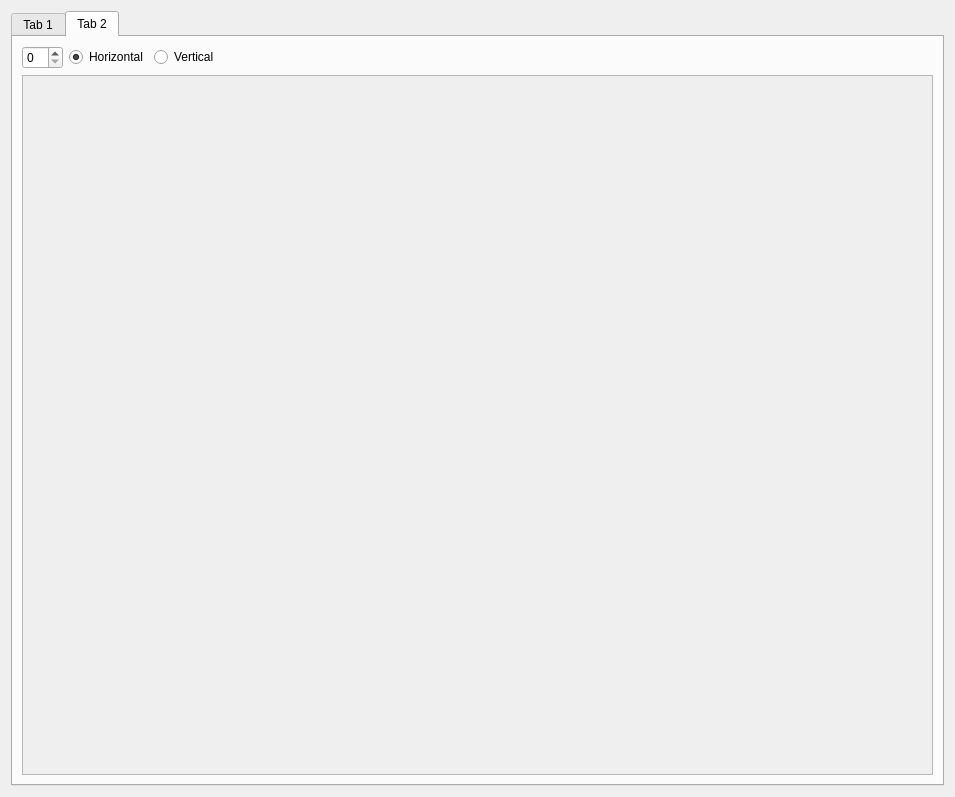
Old version of the form scripts/gui/explain.ui in the repository sempr-tk/sempr-orogen.
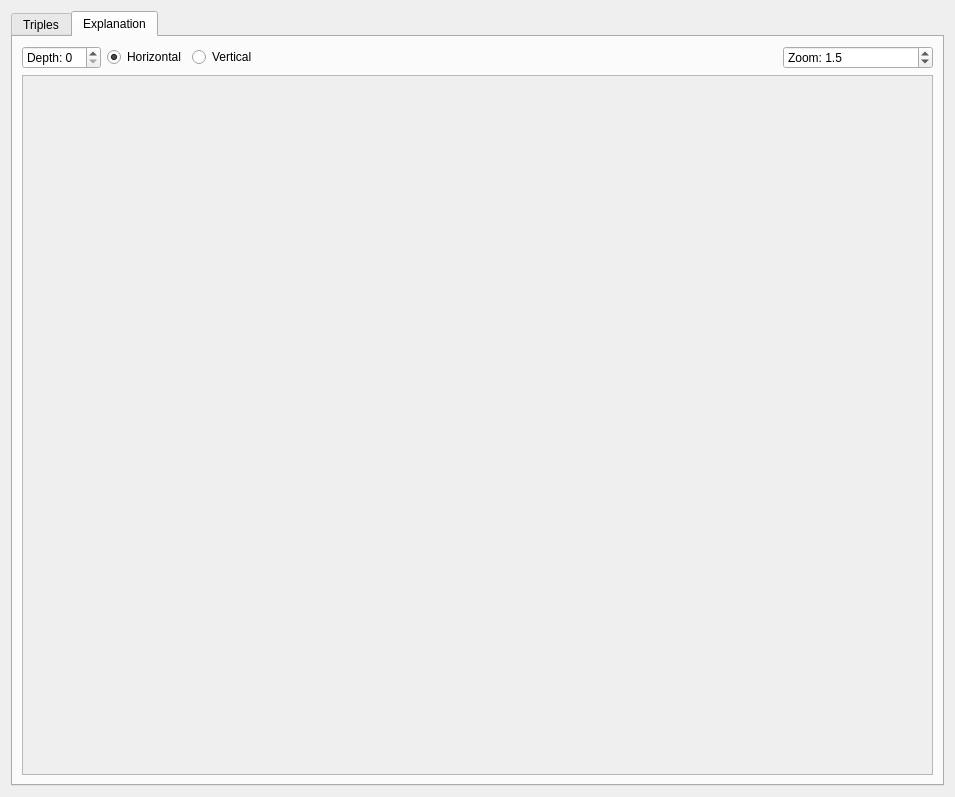
New version of the form. The open tabs and pages were chosen to show the change.

Commit message: explain gui: using layout parameters

What changed in the file:
```diff
--- a/scripts/gui/explain.ui
+++ b/scripts/gui/explain.ui
@@ -33,7 +33,7 @@
        </sizepolicy>
       </property>
       <attribute name="title">
-       <string>Tab 1</string>
+       <string>Triples</string>
       </attribute>
       <layout class="QHBoxLayout" name="horizontalLayout_2">
        <item>
@@ -99,7 +99,7 @@
      </widget>
      <widget class="QWidget" name="tab_2">
       <attribute name="title">
-       <string>Tab 2</string>
+       <string>Explanation</string>
       </attribute>
       <layout class="QGridLayout" name="gridLayout_4">
        <item row="2" column="0">
@@ -107,7 +107,11 @@
          <item>
           <layout class="QHBoxLayout" name="horizontalLayout_3">
            <item>
-            <widget class="QSpinBox" name="spinBoxExplainLimit"/>
+            <widget class="QSpinBox" name="spinBoxExplainLimit">
+             <property name="prefix">
+              <string>Depth: </string>
+             </property>
+            </widget>
            </item>
            <item>
             <widget class="QRadioButton" name="radioButton">
@@ -139,6 +143,34 @@
              </property>
             </spacer>
            </item>
+           <item>
+            <widget class="QDoubleSpinBox" name="doubleSpinBoxZoom">
+             <property name="minimumSize">
+              <size>
+               <width>150</width>
+               <height>0</height>
+              </size>
+             </property>
+             <property name="prefix">
+              <string>Zoom: </string>
+             </property>
+             <property name="decimals">
+              <number>1</number>
+             </property>
+             <property name="minimum">
+              <double>0.500000000000000</double>
+             </property>
+             <property name="maximum">
+              <double>5.000000000000000</double>
+             </property>
+             <property name="singleStep">
+              <double>0.100000000000000</double>
+             </property>
+             <property name="value">
+              <double>1.500000000000000</double>
+             </property>
+            </widget>
+           </item>
           </layout>
          </item>
          <item>
```
Left out of the diff: 4 changed lines with no effect on the pictures. The commit also changes 1 other file.
